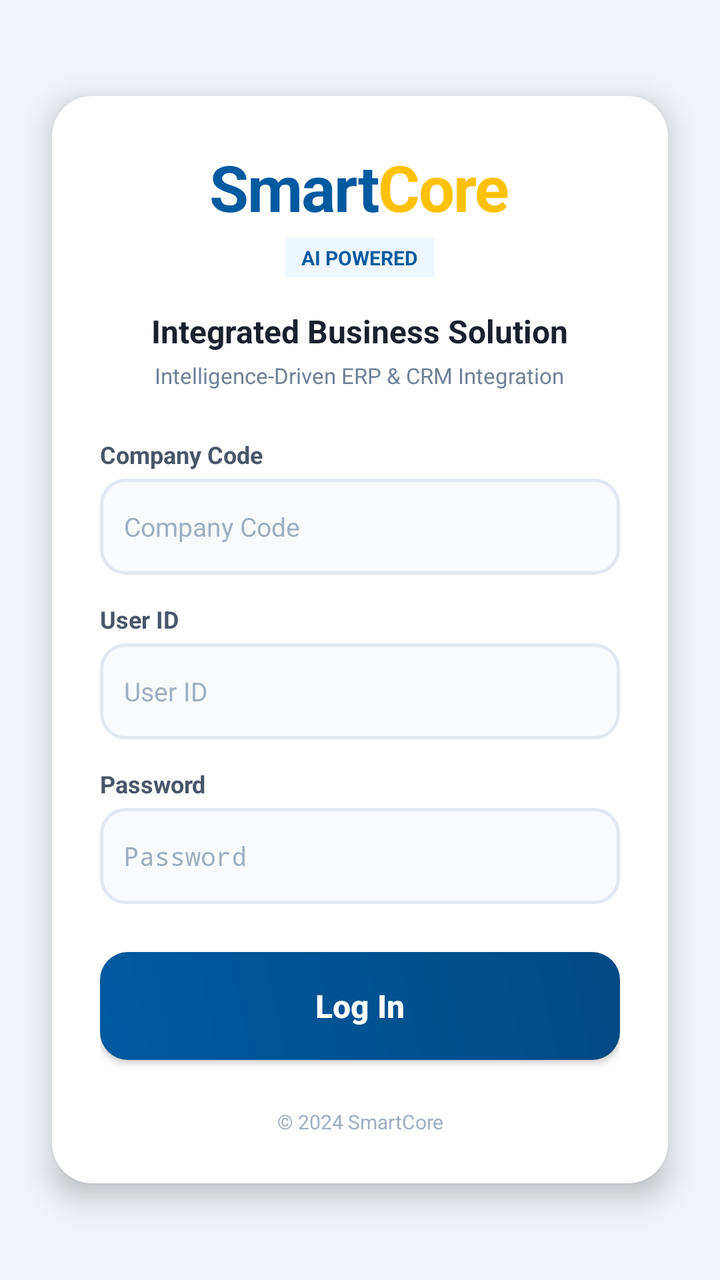
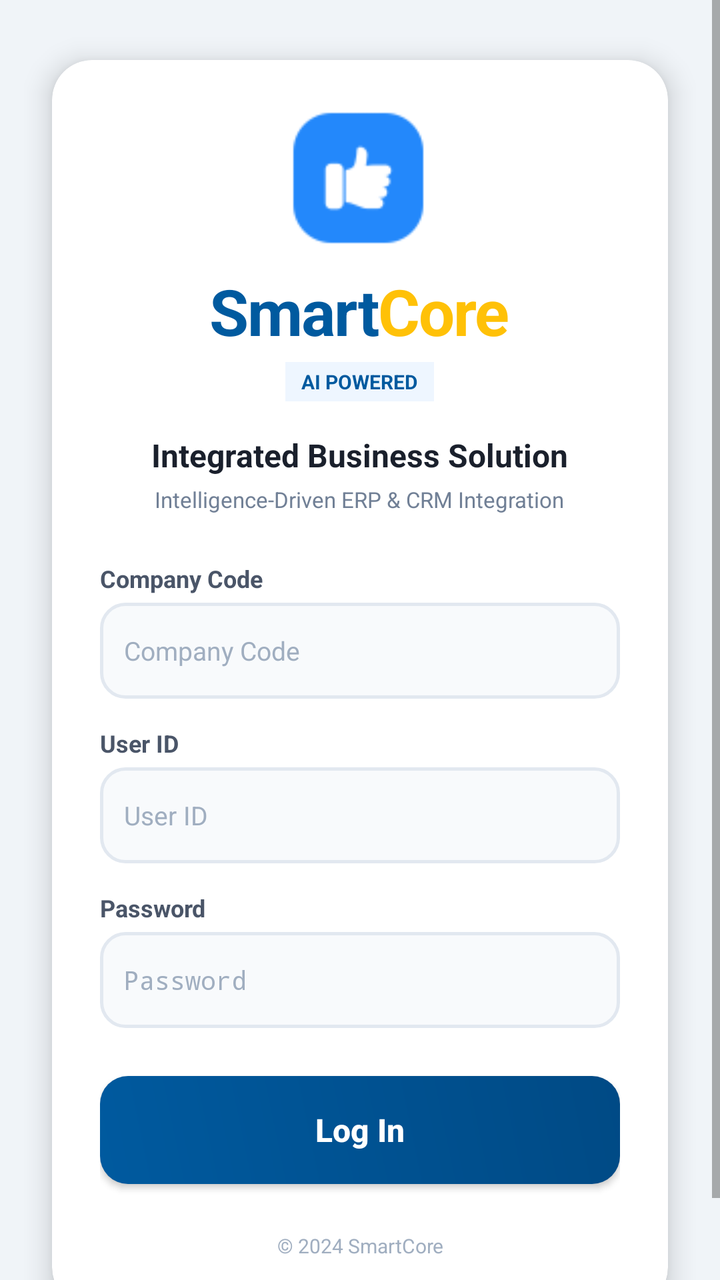

Two renders of the same Android screen: before a commit and after it. Below are the layout's source before the change and the commit's diff.
<!-- AndroidManifest.xml: application theme Theme.SmartERP -->
<!-- res/layout/activity_login.xml -->
<?xml version="1.0" encoding="utf-8"?>

<ScrollView xmlns:android="http://schemas.android.com/apk/res/android"
    xmlns:app="http://schemas.android.com/apk/res-auto"
    android:layout_width="match_parent"
    android:layout_height="match_parent"
    android:fillViewport="true"
    android:background="@color/login_bg_end"
    android:importantForAutofill="noExcludeDescendants">

    <LinearLayout
        android:layout_width="match_parent"
        android:layout_height="wrap_content"
        android:orientation="vertical"
        android:gravity="center"
        android:padding="12dp"> 

        <androidx.cardview.widget.CardView
            android:layout_width="match_parent"
            android:layout_height="wrap_content"
            app:cardCornerRadius="20dp"
            app:cardElevation="8dp"
            app:cardBackgroundColor="@color/white"
            app:cardUseCompatPadding="true">

            <LinearLayout
                android:layout_width="match_parent"
                android:layout_height="wrap_content"
                android:orientation="vertical"
                android:padding="24dp"> 

                
                <LinearLayout
                    android:layout_width="wrap_content"
                    android:layout_height="wrap_content"
                    android:orientation="vertical"
                    android:layout_gravity="center"
                    android:gravity="center"
                    android:layout_marginBottom="16dp">

                    <LinearLayout
                        android:layout_width="wrap_content"
                        android:layout_height="wrap_content"
                        android:orientation="horizontal">
                        <TextView
                            android:layout_width="wrap_content"
                            android:layout_height="wrap_content"
                            android:text="Smart"
                            android:textSize="32sp"
                            android:textStyle="bold"
                            android:textColor="@color/smart_blue"
                            android:letterSpacing="-0.02"/>
                        <TextView
                            android:layout_width="wrap_content"
                            android:layout_height="wrap_content"
                            android:text="Core"
                            android:textSize="32sp"
                            android:textStyle="bold"
                            android:textColor="@color/core_amber"
                            android:letterSpacing="-0.02"/>
                    </LinearLayout>

                    <TextView
                        android:layout_width="wrap_content"
                        android:layout_height="wrap_content"
                        android:text="AI POWERED"
                        android:textSize="10sp"
                        android:textStyle="bold"
                        android:textColor="@color/smart_blue"
                        android:background="@color/ai_badge_bg"
                        android:paddingHorizontal="8dp"
                        android:paddingVertical="3dp"
                        android:layout_marginTop="4dp"/>
                </LinearLayout>

                <TextView
                    android:layout_width="wrap_content"
                    android:layout_height="wrap_content"
                    android:text="Integrated Business Solution"
                    android:textSize="16sp"
                    android:textStyle="bold"
                    android:textColor="@color/text_title"
                    android:layout_gravity="center"
                    android:layout_marginBottom="4dp"/>

                <TextView
                    android:layout_width="wrap_content"
                    android:layout_height="wrap_content"
                    android:text="Intelligence-Driven ERP &amp; CRM Integration"
                    android:textSize="11sp"
                    android:textColor="@color/text_subtitle"
                    android:layout_gravity="center"
                    android:layout_marginBottom="24dp"
                    android:gravity="center"/>

                
                <TextView
                    android:layout_width="match_parent"
                    android:layout_height="wrap_content"
                    android:text="Company Code"
                    android:textColor="@color/form_label"
                    android:textSize="12sp"
                    android:textStyle="bold"
                    android:layout_marginBottom="4dp"/>

                <EditText
                    android:id="@+id/etCompanyCode"
                    android:layout_width="match_parent"
                    android:layout_height="48dp"
                    android:background="@drawable/bg_input_field"
                    android:hint="Company Code"
                    android:paddingHorizontal="12dp"
                    android:textColor="@color/text_title"
                    android:textColorHint="#A0AEC0"
                    android:textSize="13sp"
                    android:inputType="text"
                    android:importantForAutofill="no"
                    android:layout_marginBottom="14dp"/>

                <TextView
                    android:layout_width="match_parent"
                    android:layout_height="wrap_content"
                    android:text="User ID"
                    android:textColor="@color/form_label"
                    android:textSize="12sp"
                    android:textStyle="bold"
                    android:layout_marginBottom="4dp"/>

                <EditText
                    android:id="@+id/etId"
                    android:layout_width="match_parent"
                    android:layout_height="48dp"
                    android:background="@drawable/bg_input_field"
                    android:hint="User ID"
                    android:paddingHorizontal="12dp"
                    android:textColor="@color/text_title"
                    android:textColorHint="#A0AEC0"
                    android:textSize="13sp"
                    android:inputType="text"
                    android:importantForAutofill="no"
                    android:layout_marginBottom="14dp"/>

                <TextView
                    android:layout_width="match_parent"
                    android:layout_height="wrap_content"
                    android:text="Password"
                    android:textColor="@color/form_label"
                    android:textSize="12sp"
                    android:textStyle="bold"
                    android:layout_marginBottom="4dp"/>

                <EditText
                    android:id="@+id/etPassword"
                    android:layout_width="match_parent"
                    android:layout_height="48dp"
                    android:background="@drawable/bg_input_field"
                    android:hint="Password"
                    android:paddingHorizontal="12dp"
                    android:textColor="@color/text_title"
                    android:textColorHint="#A0AEC0"
                    android:textSize="13sp"
                    android:inputType="textPassword"
                    android:importantForAutofill="no"
                    android:layout_marginBottom="24dp"/>

                <androidx.appcompat.widget.AppCompatButton
                    android:id="@+id/btnLogin"
                    android:layout_width="match_parent"
                    android:layout_height="54dp"
                    android:background="@drawable/bg_button_gradient"
                    android:text="Log In"
                    android:textAllCaps="false"
                    android:textColor="#FFFFFF"
                    android:textSize="16sp"
                    android:textStyle="bold"
                    android:stateListAnimator="@null"
                    android:elevation="2dp"/>

                <TextView
                    android:layout_width="match_parent"
                    android:layout_height="wrap_content"
                    android:text="© 2024 SmartCore"
                    android:textSize="10sp"
                    android:textColor="#A0AEC0"
                    android:gravity="center"
                    android:layout_marginTop="24dp"/>

            </LinearLayout>
        </androidx.cardview.widget.CardView>
    </LinearLayout>
</ScrollView>
<!-- resources referenced by this layout -->
<resources>
  <color name="ai_badge_bg">#eef6ff</color>
  <color name="core_amber">#ffc107</color>
  <color name="form_label">#4A5568</color>
  <color name="login_bg_end">#f0f4f8</color>
  <color name="smart_blue">#005a9f</color>
  <color name="text_subtitle">#718096</color>
  <color name="text_title">#1A202C</color>
  <color name="white">#FFFFFFFF</color>
  <!-- drawable bg_button_gradient (drawable) -->
  <?xml version="1.0" encoding="utf-8"?>
  
  <shape xmlns:android="http://schemas.android.com/apk/res/android">
      <gradient
          android:startColor="#005a9f"
          android:endColor="#004a85"
          android:angle="45"/>
      <corners android:radius="14dp"/>
  </shape>
  <!-- drawable bg_input_field (drawable) -->
  <?xml version="1.0" encoding="utf-8"?>
  
  <shape xmlns:android="http://schemas.android.com/apk/res/android">
      <solid android:color="@color/input_bg"/>
      <corners android:radius="12dp"/>
      <stroke android:width="1.5dp" android:color="@color/input_border"/>
  </shape>
  <style name="Theme.SmartERP" parent="Theme.AppCompat.Light.NoActionBar">
          
          <item name="colorPrimary">@color/smart_blue</item>
          <item name="colorPrimaryDark">@color/smart_blue</item>
          <item name="colorAccent">@color/core_amber</item>
  
          
          <item name="android:windowBackground">@color/login_bg_end</item>
  
          
          <item name="android:forceDarkAllowed" tools:targetApi="q">false</item>
      </style>
  <color name="input_bg">#F8FAFC</color>
  <color name="input_border">#E2E8F0</color>
</resources>

<!-- the commit's change to res/layout/activity_login.xml (unified diff, before → after) -->
@@ -37,6 +37,14 @@
                     android:layout_gravity="center"
                     android:gravity="center"
                     android:layout_marginBottom="16dp">
+
+                    <ImageView
+                        android:id="@+id/ivMainLogo"
+                        android:layout_width="72dp"
+                        android:layout_height="72dp"
+                        android:layout_marginBottom="8dp"
+                        android:src="@drawable/ic_main_logo"
+                        android:contentDescription="SmartERP Main Logo" />
 
                     <LinearLayout
                         android:layout_width="wrap_content"
<!-- resource entries referenced after the edit -->
@@ -26,6 +26,7 @@
       <corners android:radius="12dp"/>
       <stroke android:width="1.5dp" android:color="@color/input_border"/>
   </shape>
+  <!-- drawable ic_main_logo: png bitmap (drawable, 1417 bytes) -->
   <style name="Theme.SmartERP" parent="Theme.AppCompat.Light.NoActionBar">
           
           <item name="colorPrimary">@color/smart_blue</item>
